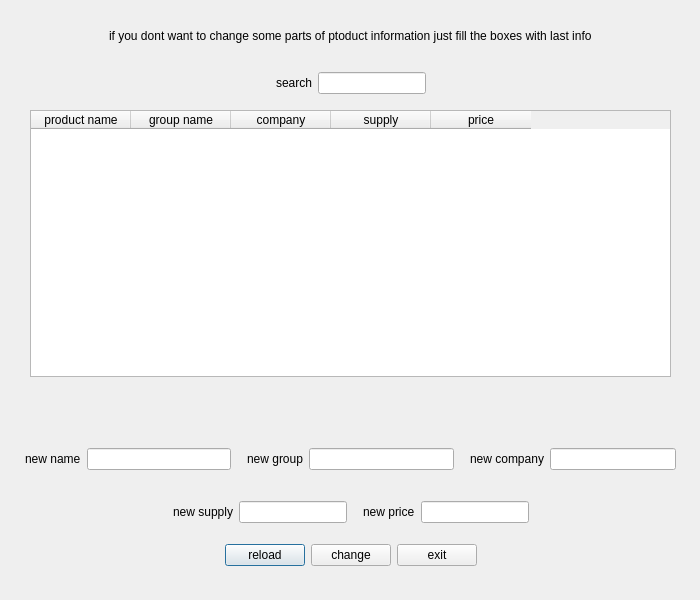
melika-ag8/finalfoof, file edit.ui: the form before one commit.
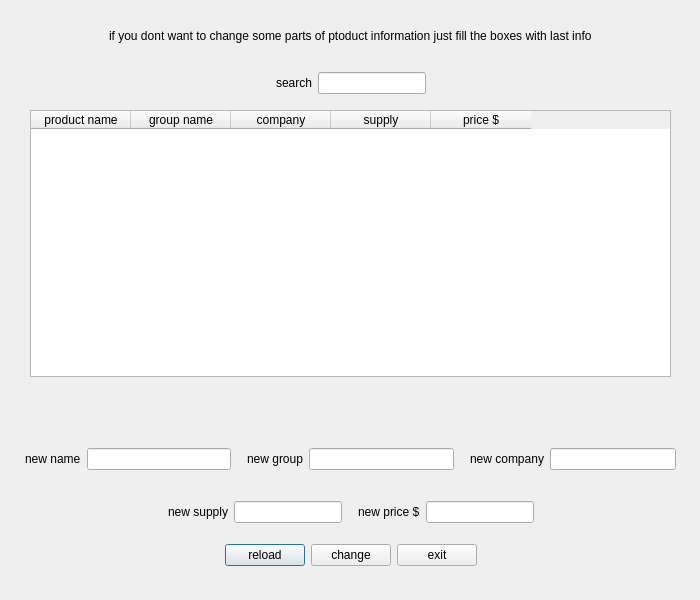
The form after the commit. Icons and pictures are not drawn.

Diff of the .ui file:
```diff
--- a/edit.ui
+++ b/edit.ui
@@ -280,7 +280,7 @@
             </column>
             <column>
              <property name="text">
-              <string>price</string>
+              <string>price $</string>
              </property>
             </column>
            </widget>
@@ -580,7 +580,7 @@
              </sizepolicy>
             </property>
             <property name="text">
-             <string>new price</string>
+             <string>new price $</string>
             </property>
            </widget>
           </item>
```
